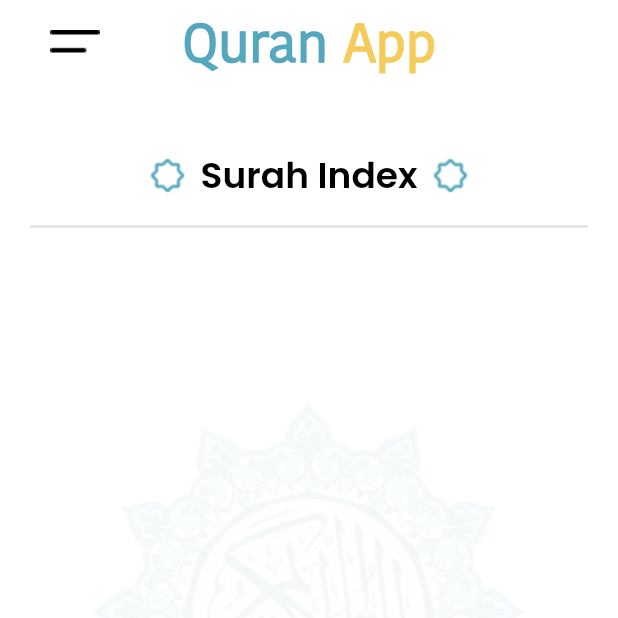
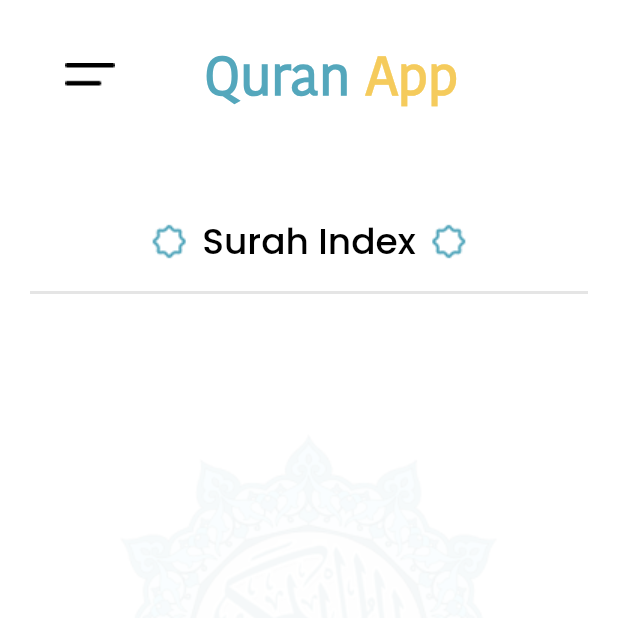
Before and after one commit to MuhammadJamalAshrafi/quran_app, a Flutter app: the screen it shows after launch, after a tap on "1. Surah Index", on a phone screen of 412 x 824 dp, the top half of it. Run offline on Flutter 3.47's test engine with Material 2 defaults, Android fonts, the phone set to English and light mode, and no system bars; network calls fail.

Commit message:
UI Bugs Fixed

```diff
--- a/lib/screens/home.dart
+++ b/lib/screens/home.dart
@@ -20,7 +20,8 @@
               );
             }
           ),
-          leadingWidth: 100,
+          leadingWidth: 120,
+          toolbarHeight: 100,
           title: RichText(
             text: const TextSpan(
               text: "Quran ",
@@ -43,7 +44,7 @@
             child: Column(
               children: [
                 const SizedBox(height: 43),
-                const Text("As Salam u Alaikum",style: TextStyle(color: Colors.black, fontFamily: "Poppins", fontSize: 24, fontWeight: FontWeight.bold)),
+                const Text("As Salam u Alaikum",style: TextStyle(color: Colors.black, fontFamily: "Poppins", fontSize: 24, fontWeight: FontWeight.w500)),
                 const SizedBox(height: 15),
                 Container(
                   decoration: BoxDecoration(
--- a/lib/screens/surah_detail.dart
+++ b/lib/screens/surah_detail.dart
@@ -32,7 +32,8 @@
                 onPressed: () => Scaffold.of(context).openDrawer(),
               );
             }),
-            leadingWidth: 100,
+            leadingWidth: 120,
+            toolbarHeight: 100,
             title: RichText(
               text: const TextSpan(
                   text: "Quran ",
--- a/lib/screens/surah_index.dart
+++ b/lib/screens/surah_index.dart
@@ -31,7 +31,8 @@
                 onPressed: () => Scaffold.of(context).openDrawer(),
               );
             }),
-            leadingWidth: 100,
+            leadingWidth: 120,
+            toolbarHeight: 100,
             title: RichText(
               text: const TextSpan(
                   text: "Quran ",
@@ -73,7 +74,7 @@
                               color: Colors.black,
                               fontFamily: "Poppins",
                               fontSize: 24,
-                              fontWeight: FontWeight.bold)),
+                              fontWeight: FontWeight.w500)),
                       const SizedBox(width: 10),
                       Image.asset("images/small_star.png", width: 24, height: 24),
                     ],
@@ -310,7 +311,7 @@
                                                 fontWeight: FontWeight.w500))
                                       ],
                                     ),
-                                    const SizedBox(width: 34),
+                                    const SizedBox(width: 12),
                                     Column(
                                       crossAxisAlignment:
                                           CrossAxisAlignment.start,
--- a/lib/widgets/app_drawer.dart
+++ b/lib/widgets/app_drawer.dart
@@ -7,7 +7,7 @@
   @override
   Widget build(BuildContext context) {
     return Container(
-      width: MediaQuery.of(context).size.width - 150,
+      width: MediaQuery.of(context).size.width - 100,
       child: Drawer(
         elevation: 0.0,
         backgroundColor: const Color(0xFF54A7BC),
```
